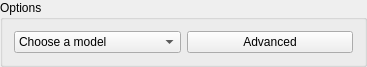
The window that epipy/ui/view/optionsgroupbox.ui (ckaus/EpiPy) describes before a commit, drawn with Qt 5.
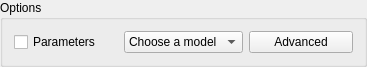
The same window after the commit.

What changed in the file:
```diff
--- a/epipy/ui/view/optionsgroupbox.ui
+++ b/epipy/ui/view/optionsgroupbox.ui
@@ -17,7 +17,7 @@
    <string>Options</string>
   </property>
   <layout class="QGridLayout" name="gridLayout">
-   <item row="2" column="0">
+   <item row="2" column="1">
     <widget class="QComboBox" name="model_combo_box">
      <property name="sizePolicy">
       <sizepolicy hsizetype="Preferred" vsizetype="Preferred">
@@ -53,7 +53,7 @@
      </item>
     </widget>
    </item>
-   <item row="2" column="1">
+   <item row="2" column="2">
     <widget class="QPushButton" name="advanced_btn">
      <property name="sizePolicy">
       <sizepolicy hsizetype="Preferred" vsizetype="Preferred">
@@ -66,6 +66,16 @@
      </property>
     </widget>
    </item>
+   <item row="2" column="0">
+    <widget class="QCheckBox" name="parameters_check_box">
+     <property name="enabled">
+      <bool>true</bool>
+     </property>
+     <property name="text">
+      <string>Parameters</string>
+     </property>
+    </widget>
+   </item>
   </layout>
  </widget>
  <resources/>
```
